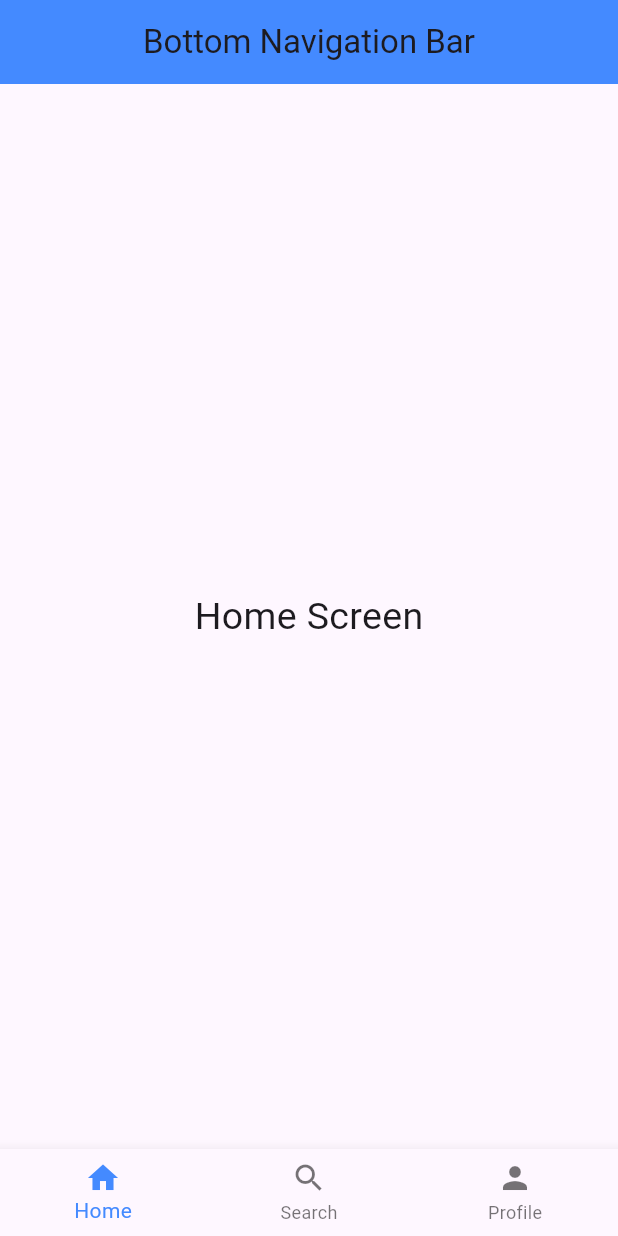
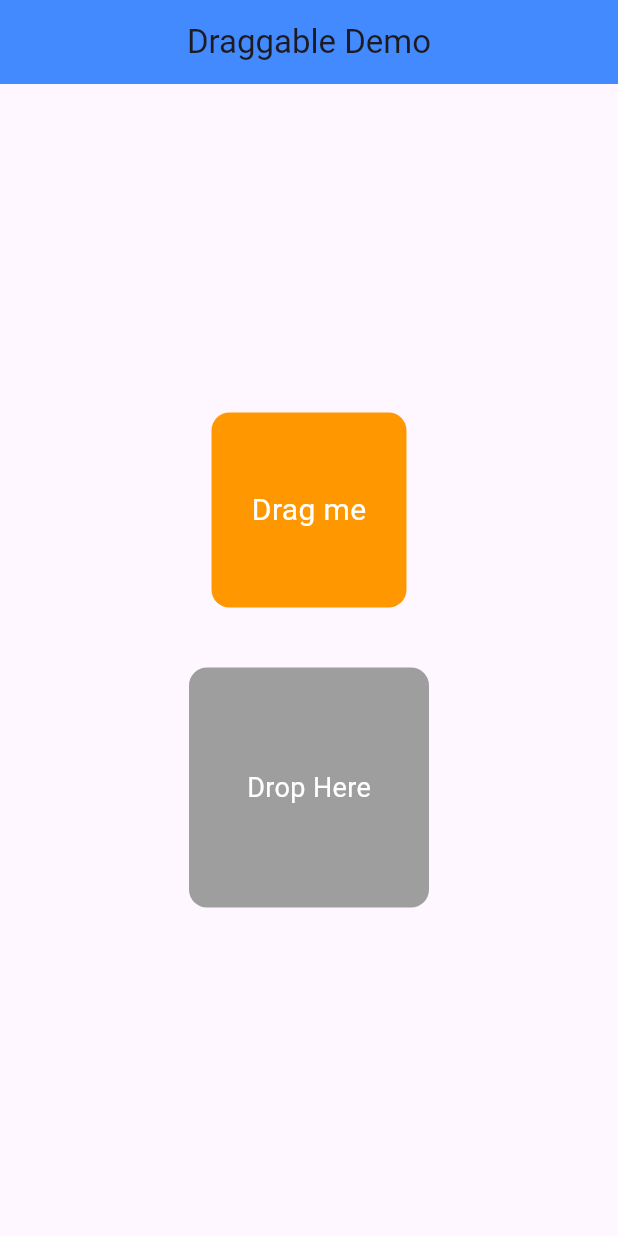
Before and after one commit to Hindavi-1/flutter_exercises, a Flutter app: the screen it shows after launch, on a phone screen of 412 x 824 dp. Run offline on Flutter 3.47's test engine with Material 3 defaults, Android fonts, the phone set to English and light mode, and no system bars.

Commit message:
draggable widget

```diff
--- a/lib/main.dart
+++ b/lib/main.dart
@@ -7,6 +7,7 @@ import 'task5_fade_animation.dart';
 import 'task6_listview.dart';
 import 'task7_json_display.dart';
 import 'task8_bottom_nav.dart';
+import 'task10_draggable.dart';
 
 void main() {
   runApp(const MyApp());
@@ -19,7 +20,7 @@ class MyApp extends StatelessWidget {
   Widget build(BuildContext context) {
     return const MaterialApp(
       debugShowCheckedModeBanner: false,
-      home: Task8BottomNav(),
+      home: Task10Draggable(),
     );
   }
 }
--- /dev/null
+++ b/lib/task10_draggable.dart
@@ -0,0 +1,107 @@
+import 'package:flutter/material.dart';
+
+class Task10Draggable extends StatefulWidget {
+  const Task10Draggable({super.key});
+
+  @override
+  State<Task10Draggable> createState() => _Task10DraggableState();
+}
+
+class _Task10DraggableState extends State<Task10Draggable> {
+  Color targetColor = Colors.grey;   // Initial color of DragTarget
+  String droppedText = "Drop Here";  // Initial text for DragTarget
+
+  @override
+  Widget build(BuildContext context) {
+    return Scaffold(
+      appBar: AppBar(
+        title: const Text("Draggable Demo"),
+        backgroundColor: Colors.blueAccent,
+        centerTitle: true,
+      ),
+        body: Center(
+          child: Column(
+            mainAxisAlignment: MainAxisAlignment.center,
+            children: [
+              // 🟧 Draggable Box
+              Draggable(
+                data: "Dragged!",
+                child: Container(
+                  width: 130,
+                  height: 130,
+                  alignment: Alignment.center,
+                  decoration: BoxDecoration(
+                    color: Colors.orange,
+                    borderRadius: BorderRadius.circular(12),
+                  ),
+                  child: const Text(
+                    "Drag me",
+                    style: TextStyle(fontSize: 20, color: Colors.white),
+                  ),
+                ),
+                feedback: Opacity(
+                  opacity: 0.6,
+                  child: Container(
+                    width: 130,
+                    height: 130,
+                    alignment: Alignment.center,
+                    decoration: BoxDecoration(
+                      color: Colors.orange,
+                      borderRadius: BorderRadius.circular(12),
+                    ),
+                    child: const Text(
+                      "Dragging...",
+                      style: TextStyle(fontSize: 20, color: Colors.white),
+                    ),
+                  ),
+                ),
+                childWhenDragging: Container(
+                  width: 130,
+                  height: 130,
+                  alignment: Alignment.center,
+                  decoration: BoxDecoration(
+                    color: Colors.grey,
+                    borderRadius: BorderRadius.circular(12),
+                  ),
+                  child: const Text(
+                    "Dragging...",
+                    style: TextStyle(fontSize: 20, color: Colors.black),
+                  ),
+                ),
+              ),
+
+              const SizedBox(height: 40),
+
+              // 🟩 Drag Target
+              DragTarget(
+                onAccept: (data) {
+                  setState(() {
+                    targetColor = Colors.green;
+                    droppedText = "Item Dropped!";
+                  });
+                },
+                builder: (context, candidateData, rejectedData) {
+                  return Container(
+                    width: 160,
+                    height: 160,
+                    alignment: Alignment.center,
+                    decoration: BoxDecoration(
+                      color: targetColor,
+                      borderRadius: BorderRadius.circular(12),
+                    ),
+                    child: Text(
+                      droppedText,
+                      style: const TextStyle(
+                        fontSize: 18,
+                        color: Colors.white,
+                      ),
+                    ),
+                  );
+                },
+              ),
+            ],
+          ),
+        ), );
+
+        }
+}
```
